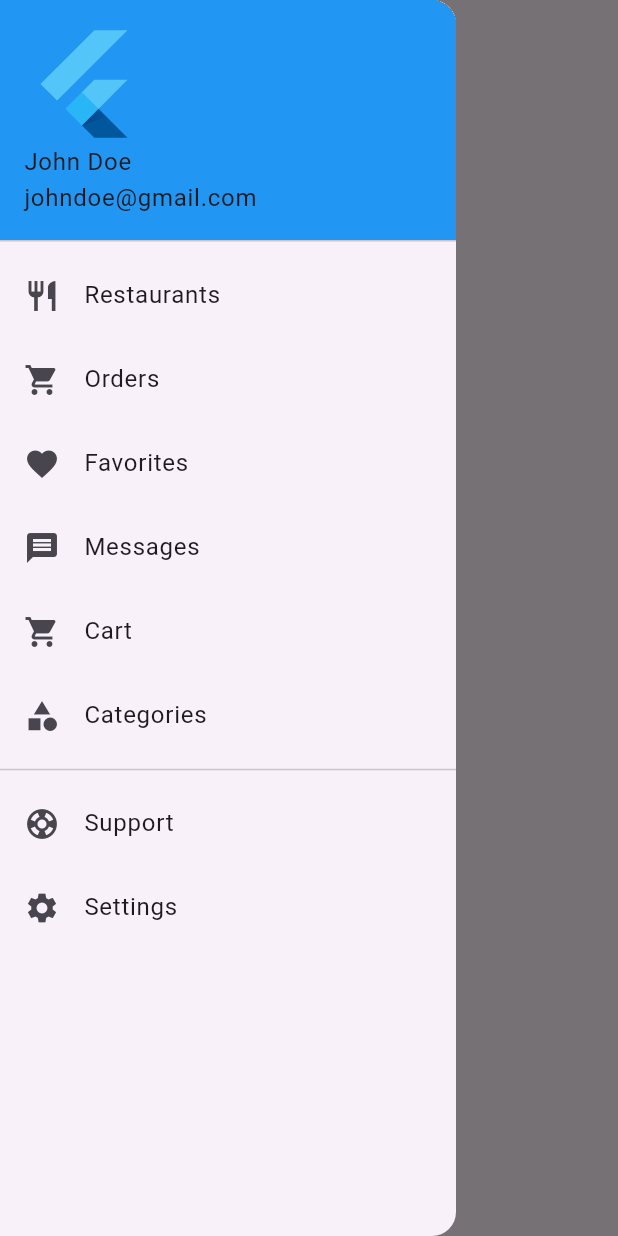
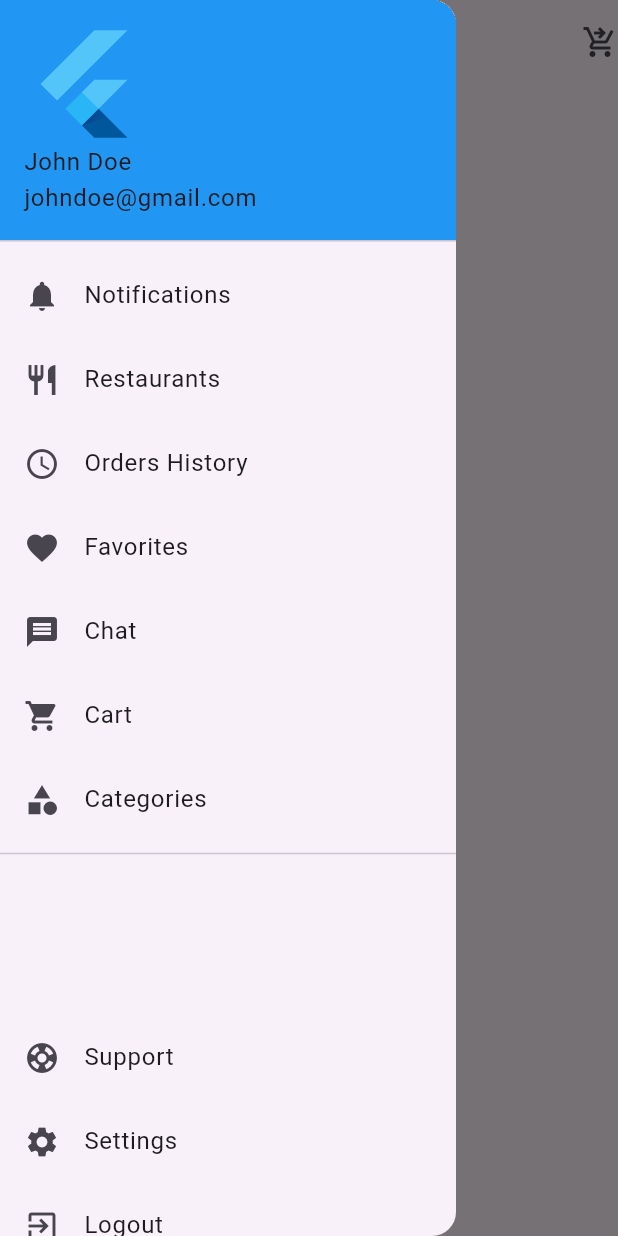
Before and after one commit to elinonga/flutter_food_delivery_app, a Flutter app: the screen it shows after launch, with the side drawer open, on a phone screen of 412 x 824 dp. Run offline on Flutter 3.47's test engine with Material 2 defaults, Android fonts, the phone set to English and light mode, and no system bars.

Commit message:
:fire: Added main drawer

```diff
--- a/lib/home.dart
+++ b/lib/home.dart
@@ -1,4 +1,5 @@
 import 'package:flutter/material.dart';
+import 'package:food_delivery_app/widgets/main_drawer.dart';
 
 class HomePage extends StatefulWidget {
   const HomePage({super.key});
@@ -11,101 +12,19 @@ class _HomePageState extends State<HomePage> {
   @override
   Widget build(BuildContext context) {
     return Scaffold(
-      appBar: AppBar(title: Text("Home")),
-      drawer: Drawer(
-        child: ListView(
-          // Important: Remove any padding from the ListView.
-          padding: EdgeInsets.zero,
+      appBar: AppBar(
+        title: Column(
           children: [
-            const DrawerHeader(
-              decoration: BoxDecoration(
-                color: Colors.blue,
-              ),
-              child: Column(
-                crossAxisAlignment: CrossAxisAlignment.start,
-                children: [
-                  FlutterLogo(size: 80),
-                  Text('John Doe'),
-                  Text('johndoe@gmail.com'),
-                ],
-              ),
-            ),
-            ListTile(
-              leading: Icon(
-                Icons.restaurant,
-              ),
-              title: const Text('Restaurants'),
-              onTap: () {
-                Navigator.pop(context);
-              },
-            ),
-            ListTile(
-              leading: Icon(
-                Icons.shopping_cart,
-              ),
-              title: const Text('Orders'),
-              onTap: () {
-                Navigator.pop(context);
-              },
-            ),
-            ListTile(
-              leading: Icon(
-                Icons.favorite,
-              ),
-              title: const Text('Favorites'),
-              onTap: () {
-                Navigator.pop(context);
-              },
-            ),
-            ListTile(
-              leading: Icon(
-                Icons.message,
-              ),
-              title: const Text('Messages'),
-              onTap: () {
-                Navigator.pop(context);
-              },
-            ),
-            ListTile(
-              leading: Icon(
-                Icons.shopping_cart,
-              ),
-              title: const Text('Cart'),
-              onTap: () {
-                Navigator.pop(context);
-              },
-            ),
-            ListTile(
-              leading: Icon(
-                Icons.category,
-              ),
-              title: const Text('Categories'),
-              onTap: () {
-                Navigator.pop(context);
-              },
-            ),
-            Divider(),
-            ListTile(
-              leading: Icon(
-                Icons.support,
-              ),
-              title: Text('Support'),
-              onTap: () {
-                // Navigate to Support page
-              },
-            ),
-            ListTile(
-              leading: Icon(
-                Icons.settings,
-              ),
-              title: Text('Settings'),
-              onTap: () {
-                // Navigate to Settings page
-              },
-            ),
+            Text("Location"),
+            Text("Dar es Salaam, TZ"),
           ],
         ),
+        actions: [Icon(Icons.shopping_cart_checkout)],
       ),
+      drawer: const MainDrawer(),
+      body: ListView(children: [
+        Text("Rest"),
+      ]),
     );
   }
 }
--- /dev/null
+++ b/lib/widgets/main_drawer.dart
@@ -0,0 +1,126 @@
+import 'package:flutter/material.dart';
+
+class MainDrawer extends StatelessWidget {
+  const MainDrawer({
+    super.key,
+  });
+
+  @override
+  Widget build(BuildContext context) {
+    return Drawer(
+      child: ListView(
+        // Important: Remove any padding from the ListView.
+        padding: EdgeInsets.zero,
+        children: [
+          const DrawerHeader(
+            decoration: BoxDecoration(
+              color: Colors.blue,
+            ),
+            child: Column(
+              crossAxisAlignment: CrossAxisAlignment.start,
+              children: [
+                FlutterLogo(size: 80),
+                Text('John Doe'),
+                Text('johndoe@gmail.com'),
+              ],
+            ),
+          ),
+          ListTile(
+            leading: Icon(
+              Icons.notifications,
+            ),
+            title: const Text('Notifications'),
+            onTap: () {
+              Navigator.pop(context);
+            },
+          ),
+          ListTile(
+            leading: Icon(
+              Icons.restaurant,
+            ),
+            title: const Text('Restaurants'),
+            onTap: () {
+              Navigator.pop(context);
+            },
+          ),
+          ListTile(
+            leading: Icon(
+              Icons.access_time,
+            ),
+            title: const Text('Orders History'),
+            onTap: () {
+              Navigator.pop(context);
+            },
+          ),
+          ListTile(
+            leading: Icon(
+              Icons.favorite,
+            ),
+            title: const Text('Favorites'),
+            onTap: () {
+              Navigator.pop(context);
+            },
+          ),
+          ListTile(
+            leading: Icon(
+              Icons.message,
+            ),
+            title: const Text('Chat'),
+            onTap: () {
+              Navigator.pop(context);
+            },
+          ),
+          ListTile(
+            leading: Icon(
+              Icons.shopping_cart,
+            ),
+            title: const Text('Cart'),
+            onTap: () {
+              Navigator.pop(context);
+            },
+          ),
+          ListTile(
+            leading: Icon(
+              Icons.category,
+            ),
+            title: const Text('Categories'),
+            onTap: () {
+              Navigator.pop(context);
+            },
+          ),
+          Divider(),
+          const SizedBox(
+            height: 100,
+          ),
+          ListTile(
+            leading: Icon(
+              Icons.support,
+            ),
+            title: Text('Support'),
+            onTap: () {
+              // Navigate to Support page
+            },
+          ),
+          ListTile(
+            leading: Icon(
+              Icons.settings,
+            ),
+            title: Text('Settings'),
+            onTap: () {
+              // Navigate to Settings page
+            },
+          ),
+          ListTile(
+            leading: Icon(
+              Icons.exit_to_app,
+            ),
+            title: const Text('Logout'),
+            onTap: () {
+              Navigator.pop(context);
+            },
+          ),
+        ],
+      ),
+    );
+  }
+}
```
